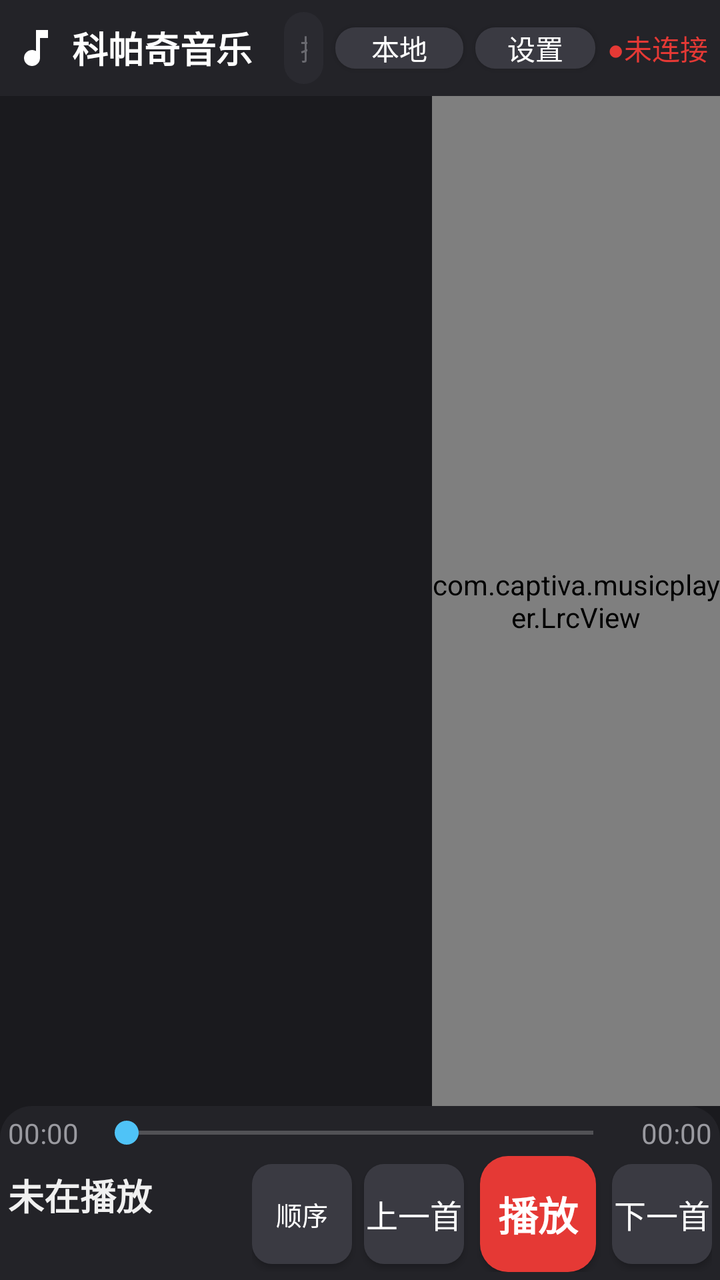
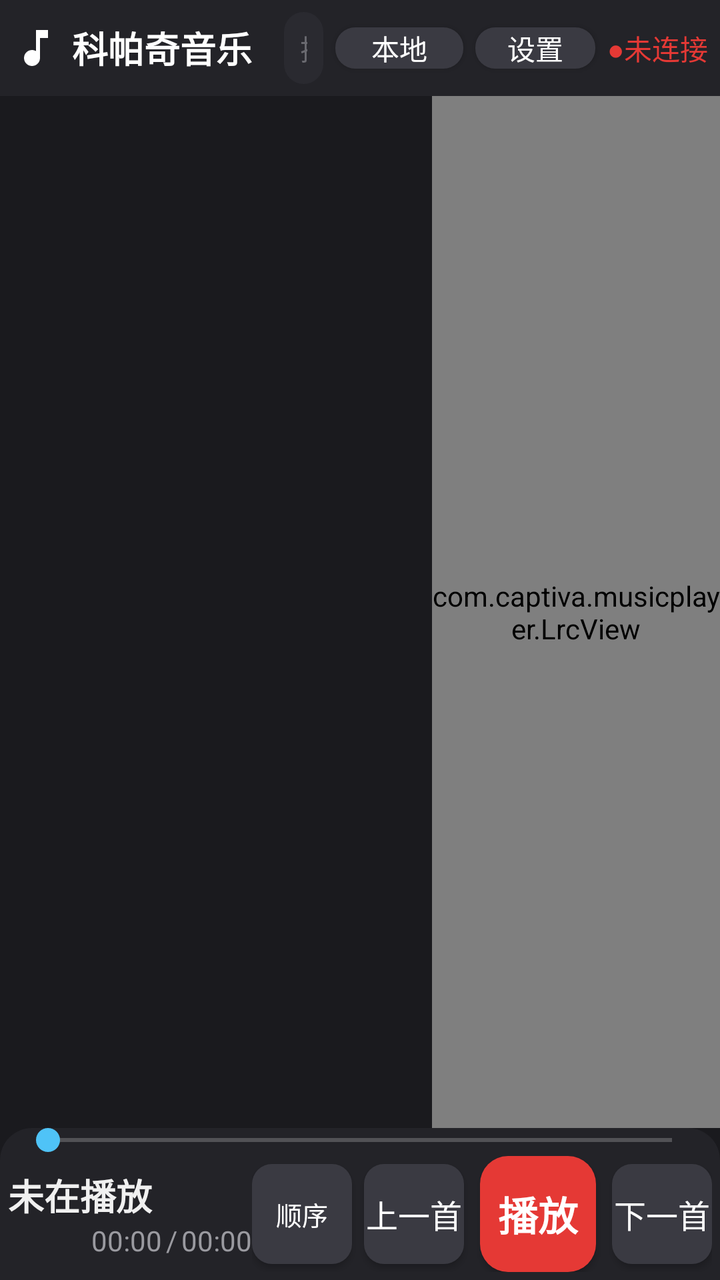

Compare the two renders of this Android layout. The source of the first and the diff that turns it into the second are given below.
<!-- AndroidManifest.xml: application theme Theme.CaptivaMusic -->
<!-- res/layout/activity_main.xml -->
<?xml version="1.0" encoding="utf-8"?>
<LinearLayout xmlns:android="http://schemas.android.com/apk/res/android"
    android:layout_width="match_parent"
    android:layout_height="match_parent"
    android:orientation="vertical"
    android:background="@color/bg_main">

    
    <LinearLayout
        android:layout_width="match_parent"
        android:layout_height="wrap_content"
        android:orientation="horizontal"
        android:gravity="center_vertical"
        android:padding="@dimen/title_bar_padding"
        android:background="@color/bg_title_bar">

        <ImageView
            android:layout_width="24dp"
            android:layout_height="24dp"
            android:src="@drawable/ic_music_note"
            android:contentDescription="@string/app_name" />

        <TextView
            android:layout_width="wrap_content"
            android:layout_height="wrap_content"
            android:layout_marginStart="6dp"
            android:layout_marginLeft="6dp"
            android:text="@string/app_name"
            android:textColor="@color/text_title"
            android:textSize="@dimen/title_text_size"
            android:textStyle="bold" />

        <TextView
            android:id="@+id/tv_count"
            android:layout_width="wrap_content"
            android:layout_height="wrap_content"
            android:layout_marginStart="8dp"
            android:layout_marginLeft="8dp"
            android:textColor="@color/text_secondary"
            android:textSize="@dimen/sub_text_size" />

        
        <EditText
            android:id="@+id/et_search"
            android:layout_width="0dp"
            android:layout_height="@dimen/search_height"
            android:layout_weight="1"
            android:layout_marginStart="8dp"
            android:layout_marginLeft="8dp"
            android:background="@drawable/bg_search"
            android:hint="搜索歌曲、艺术家、专辑..."
            android:textColorHint="@color/search_hint"
            android:textColor="@color/text_primary"
            android:textSize="@dimen/search_text_size"
            android:paddingLeft="@dimen/search_padding"
            android:paddingRight="@dimen/search_padding"
            android:singleLine="true"
            android:imeOptions="actionSearch"
            android:inputType="text" />

        
        <Button
            android:id="@+id/btn_source"
            android:layout_width="wrap_content"
            android:layout_height="wrap_content"
            android:layout_marginStart="6dp"
            android:layout_marginLeft="6dp"
            android:minWidth="64dp"
            android:minHeight="0dp"
            android:background="@drawable/bg_btn"
            android:text="本地"
            android:textColor="@color/btn_text"
            android:textSize="@dimen/sub_text_size" />

        
        <Button
            android:id="@+id/btn_settings"
            android:layout_width="wrap_content"
            android:layout_height="wrap_content"
            android:layout_marginStart="6dp"
            android:layout_marginLeft="6dp"
            android:minWidth="60dp"
            android:minHeight="0dp"
            android:background="@drawable/bg_btn"
            android:text="设置"
            android:textColor="@color/btn_text"
            android:textSize="@dimen/sub_text_size" />

        
        <TextView
            android:id="@+id/tv_server_status"
            android:layout_width="wrap_content"
            android:layout_height="wrap_content"
            android:layout_marginStart="6dp"
            android:layout_marginLeft="6dp"
            android:text="●未连接"
            android:textColor="@color/server_status_disconnected"
            android:textSize="@dimen/sub_text_size"
            android:singleLine="true" />
    </LinearLayout>

    
    <LinearLayout
        android:layout_width="match_parent"
        android:layout_height="0dp"
        android:layout_weight="1"
        android:orientation="horizontal">

        
        <FrameLayout
            android:layout_width="0dp"
            android:layout_height="match_parent"
            android:layout_weight="3">

            <androidx.recyclerview.widget.RecyclerView
                android:id="@+id/rv_list"
                android:layout_width="match_parent"
                android:layout_height="match_parent"
                android:scrollbars="vertical"
                android:overScrollMode="ifContentScrolls" />

            <TextView
                android:id="@+id/tv_empty"
                android:layout_width="wrap_content"
                android:layout_height="wrap_content"
                android:layout_gravity="center"
                android:textColor="@color/text_secondary"
                android:textSize="@dimen/sub_text_size"
                android:visibility="gone" />
        </FrameLayout>

        
        <com.captiva.musicplayer.LrcView
            android:id="@+id/lrc_view"
            android:layout_width="0dp"
            android:layout_height="match_parent"
            android:layout_weight="2" />
    </LinearLayout>

    
    <LinearLayout
        android:layout_width="match_parent"
        android:layout_height="wrap_content"
        android:orientation="vertical"
        android:padding="@dimen/control_bar_padding"
        android:background="@drawable/bg_control_bar">

        
        <LinearLayout
            android:layout_width="match_parent"
            android:layout_height="wrap_content"
            android:orientation="horizontal"
            android:gravity="center_vertical">

            <TextView
                android:id="@+id/tv_current_time"
                android:layout_width="wrap_content"
                android:layout_height="wrap_content"
                android:text="00:00"
                android:textColor="@color/text_secondary"
                android:textSize="@dimen/time_text_size" />

            <SeekBar
                android:id="@+id/sb_progress"
                android:layout_width="0dp"
                android:layout_height="wrap_content"
                android:layout_weight="1"
                android:layout_marginLeft="8dp"
                android:layout_marginRight="8dp"
                android:minHeight="@dimen/seekbar_height"
                android:maxHeight="@dimen/seekbar_height"
                android:progressTint="@color/accent"
                android:thumbTint="@color/accent" />

            <TextView
                android:id="@+id/tv_total_time"
                android:layout_width="wrap_content"
                android:layout_height="wrap_content"
                android:text="00:00"
                android:textColor="@color/text_secondary"
                android:textSize="@dimen/time_text_size" />
        </LinearLayout>

        
        <LinearLayout
            android:layout_width="match_parent"
            android:layout_height="wrap_content"
            android:orientation="horizontal"
            android:gravity="center_vertical"
            android:layout_marginTop="@dimen/control_row_margin">

            
            <LinearLayout
                android:layout_width="0dp"
                android:layout_height="wrap_content"
                android:layout_weight="1"
                android:orientation="vertical">

                <TextView
                    android:id="@+id/tv_now_title"
                    android:layout_width="match_parent"
                    android:layout_height="wrap_content"
                    android:singleLine="true"
                    android:ellipsize="end"
                    android:text="未在播放"
                    android:textColor="@color/text_primary"
                    android:textSize="@dimen/now_title_text_size"
                    android:textStyle="bold" />

                <TextView
                    android:id="@+id/tv_now_artist"
                    android:layout_width="match_parent"
                    android:layout_height="wrap_content"
                    android:singleLine="true"
                    android:ellipsize="end"
                    android:textColor="@color/text_secondary"
                    android:textSize="@dimen/sub_text_size" />
            </LinearLayout>

            
            <LinearLayout
                android:layout_width="wrap_content"
                android:layout_height="wrap_content"
                android:orientation="horizontal"
                android:gravity="center_vertical">

                <Button
                    android:id="@+id/btn_mode"
                    android:layout_width="@dimen/btn_size"
                    android:layout_height="@dimen/btn_size"
                    android:background="@drawable/bg_btn"
                    android:text="顺序"
                    android:textColor="@color/btn_text"
                    android:textSize="13sp" />

                <Button
                    android:id="@+id/btn_prev"
                    android:layout_width="@dimen/btn_size"
                    android:layout_height="@dimen/btn_size"
                    android:layout_marginLeft="6dp"
                    android:background="@drawable/bg_btn"
                    android:text="上一首"
                    android:textColor="@color/btn_text"
                    android:textSize="@dimen/btn_text_size" />

                <Button
                    android:id="@+id/btn_play"
                    android:layout_width="@dimen/btn_size_play"
                    android:layout_height="@dimen/btn_size_play"
                    android:layout_marginLeft="8dp"
                    android:layout_marginRight="8dp"
                    android:background="@drawable/bg_btn_paused"
                    android:text="播放"
                    android:textColor="@color/btn_paused_text"
                    android:textSize="@dimen/btn_play_text_size"
                    android:textStyle="bold" />

                <Button
                    android:id="@+id/btn_next"
                    android:layout_width="@dimen/btn_size"
                    android:layout_height="@dimen/btn_size"
                    android:background="@drawable/bg_btn"
                    android:text="下一首"
                    android:textColor="@color/btn_text"
                    android:textSize="@dimen/btn_text_size" />
            </LinearLayout>
        </LinearLayout>
    </LinearLayout>

</LinearLayout>
<!-- resources referenced by this layout -->
<resources>
  <color name="accent">#4FC3F7</color>
  <color name="bg_main">#1A1A1E</color>
  <color name="bg_title_bar">#232328</color>
  <color name="btn_paused_text">#FFFFFF</color>
  <color name="btn_text">#FFFFFF</color>
  <color name="search_hint">#6A6A70</color>
  <color name="server_status_disconnected">#E53935</color>
  <color name="text_primary">#F0F0F0</color>
  <color name="text_secondary">#9A9AA0</color>
  <color name="text_title">#FFFFFF</color>
  <dimen name="btn_play_text_size">20sp</dimen>
  <dimen name="btn_size">50dp</dimen>
  <dimen name="btn_size_play">58dp</dimen>
  <dimen name="btn_text_size">16sp</dimen>
  <dimen name="control_bar_padding">4dp</dimen>
  <dimen name="control_row_margin">2dp</dimen>
  <dimen name="now_title_text_size">18sp</dimen>
  <dimen name="search_height">36dp</dimen>
  <dimen name="search_padding">8dp</dimen>
  <dimen name="search_text_size">14sp</dimen>
  <dimen name="seekbar_height">16dp</dimen>
  <dimen name="sub_text_size">14sp</dimen>
  <dimen name="time_text_size">14sp</dimen>
  <dimen name="title_bar_padding">6dp</dimen>
  <dimen name="title_text_size">18sp</dimen>
  <!-- drawable bg_btn (drawable) -->
  <?xml version="1.0" encoding="utf-8"?>
  <selector xmlns:android="http://schemas.android.com/apk/res/android">
      <item android:state_pressed="true">
          <shape android:shape="rectangle">
              <solid android:color="#55555D" />
              <corners android:radius="10dp" />
          </shape>
      </item>
      <item>
          <shape android:shape="rectangle">
              <solid android:color="@color/btn_bg" />
              <corners android:radius="10dp" />
          </shape>
      </item>
  </selector>
  <!-- drawable bg_control_bar (drawable) -->
  <?xml version="1.0" encoding="utf-8"?>
  <shape xmlns:android="http://schemas.android.com/apk/res/android"
      android:shape="rectangle">
      <solid android:color="@color/bg_control_bar" />
      <corners
          android:topLeftRadius="16dp"
          android:topRightRadius="16dp"
          android:bottomLeftRadius="0dp"
          android:bottomRightRadius="0dp" />
  </shape>
  <!-- drawable bg_search (drawable) -->
  <?xml version="1.0" encoding="utf-8"?>
  <shape xmlns:android="http://schemas.android.com/apk/res/android"
      android:shape="rectangle">
      <solid android:color="@color/search_bg" />
      <corners android:radius="22dp" />
  </shape>
  <!-- drawable ic_music_note (drawable) -->
  <?xml version="1.0" encoding="utf-8"?>
  <vector xmlns:android="http://schemas.android.com/apk/res/android"
      android:width="24dp"
      android:height="24dp"
      android:viewportWidth="24"
      android:viewportHeight="24">
      <path
          android:fillColor="#FFFFFF"
          android:pathData="M12,3v10.55c-0.59,-0.34 -1.27,-0.55 -2,-0.55 -2.21,0 -4,1.79 -4,4s1.79,4 4,4 4,-1.79 4,-4V7h4V3h-6z" />
  </vector>
  <string name="app_name">科帕奇音乐</string>
  <style name="Theme.CaptivaMusic" parent="Theme.AppCompat.NoActionBar">
          <item name="colorPrimary">@color/accent</item>
          <item name="colorPrimaryDark">@color/bg_title_bar</item>
          <item name="colorAccent">@color/accent</item>
          <item name="android:windowBackground">@color/bg_main</item>
          <item name="android:statusBarColor">@color/bg_title_bar</item>
          <item name="android:textColorPrimary">@color/text_primary</item>
      </style>
  <color name="btn_bg">#3A3A42</color>
  <color name="btn_paused_bg">#E53935</color>
  <color name="bg_control_bar">#232328</color>
  <color name="search_bg">#2A2A30</color>
  <!-- unchanged entries left out for length: 1 -->
</resources>

<!-- the commit's change to res/layout/activity_main.xml (unified diff, before → after) -->
@@ -142,44 +142,23 @@
         android:layout_width="match_parent"
         android:layout_height="wrap_content"
         android:orientation="vertical"
-        android:padding="@dimen/control_bar_padding"
+        android:paddingLeft="@dimen/control_bar_padding"
+        android:paddingRight="@dimen/control_bar_padding"
+        android:paddingTop="0dp"
+        android:paddingBottom="@dimen/control_bar_padding"
         android:background="@drawable/bg_control_bar">
 
         
-        <LinearLayout
+        <SeekBar
+            android:id="@+id/sb_progress"
             android:layout_width="match_parent"
-            android:layout_height="wrap_content"
-            android:orientation="horizontal"
-            android:gravity="center_vertical">
-
-            <TextView
-                android:id="@+id/tv_current_time"
-                android:layout_width="wrap_content"
-                android:layout_height="wrap_content"
-                android:text="00:00"
-                android:textColor="@color/text_secondary"
-                android:textSize="@dimen/time_text_size" />
-
-            <SeekBar
-                android:id="@+id/sb_progress"
-                android:layout_width="0dp"
-                android:layout_height="wrap_content"
-                android:layout_weight="1"
-                android:layout_marginLeft="8dp"
-                android:layout_marginRight="8dp"
-                android:minHeight="@dimen/seekbar_height"
-                android:maxHeight="@dimen/seekbar_height"
-                android:progressTint="@color/accent"
-                android:thumbTint="@color/accent" />
-
-            <TextView
-                android:id="@+id/tv_total_time"
-                android:layout_width="wrap_content"
-                android:layout_height="wrap_content"
-                android:text="00:00"
-                android:textColor="@color/text_secondary"
-                android:textSize="@dimen/time_text_size" />
-        </LinearLayout>
+            android:layout_height="@dimen/seekbar_height"
+            android:minHeight="@dimen/seekbar_height"
+            android:maxHeight="@dimen/seekbar_height"
+            android:layout_marginLeft="4dp"
+            android:layout_marginRight="4dp"
+            android:progressTint="@color/accent"
+            android:thumbTint="@color/accent" />
 
         
         <LinearLayout
@@ -207,14 +186,48 @@
                     android:textSize="@dimen/now_title_text_size"
                     android:textStyle="bold" />
 
-                <TextView
-                    android:id="@+id/tv_now_artist"
+                <LinearLayout
                     android:layout_width="match_parent"
                     android:layout_height="wrap_content"
-                    android:singleLine="true"
-                    android:ellipsize="end"
-                    android:textColor="@color/text_secondary"
-                    android:textSize="@dimen/sub_text_size" />
+                    android:orientation="horizontal"
+                    android:gravity="center_vertical">
+
+                    <TextView
+                        android:id="@+id/tv_now_artist"
+                        android:layout_width="0dp"
+                        android:layout_height="wrap_content"
+                        android:layout_weight="1"
+                        android:singleLine="true"
+                        android:ellipsize="end"
+                        android:textColor="@color/text_secondary"
+                        android:textSize="@dimen/sub_text_size" />
+
+                    <TextView
+                        android:id="@+id/tv_current_time"
+                        android:layout_width="wrap_content"
+                        android:layout_height="wrap_content"
+                        android:layout_marginLeft="6dp"
+                        android:layout_marginRight="2dp"
+                        android:text="00:00"
+                        android:textColor="@color/text_secondary"
+                        android:textSize="@dimen/time_text_size" />
+
+                    <TextView
+                        android:layout_width="wrap_content"
+                        android:layout_height="wrap_content"
+                        android:text="/"
+                        android:textColor="@color/text_secondary"
+                        android:textSize="@dimen/time_text_size" />
+
+                    <TextView
+                        android:id="@+id/tv_total_time"
+                        android:layout_width="wrap_content"
+                        android:layout_height="wrap_content"
+                        android:layout_marginLeft="2dp"
+                        android:text="00:00"
+                        android:textColor="@color/text_secondary"
+                        android:textSize="@dimen/time_text_size" />
+                </LinearLayout>
             </LinearLayout>
 
             
<!-- resource entries referenced after the edit -->
@@ -20,7 +20,7 @@
   <dimen name="search_height">36dp</dimen>
   <dimen name="search_padding">8dp</dimen>
   <dimen name="search_text_size">14sp</dimen>
-  <dimen name="seekbar_height">16dp</dimen>
+  <dimen name="seekbar_height">12dp</dimen>
   <dimen name="sub_text_size">14sp</dimen>
   <dimen name="time_text_size">14sp</dimen>
   <dimen name="title_bar_padding">6dp</dimen>
